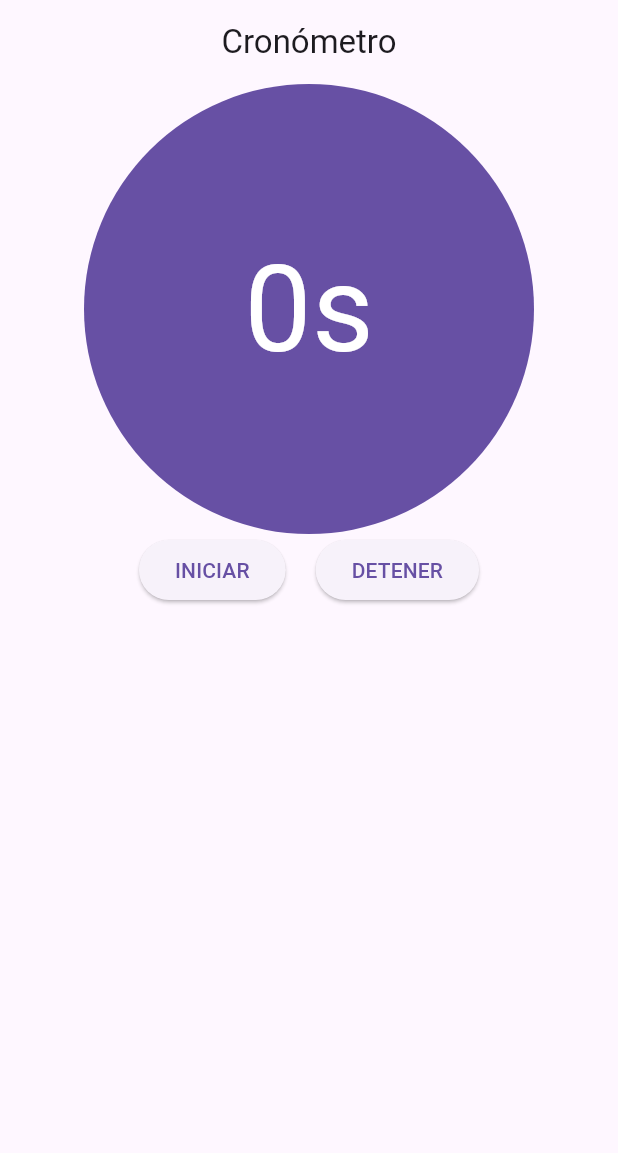
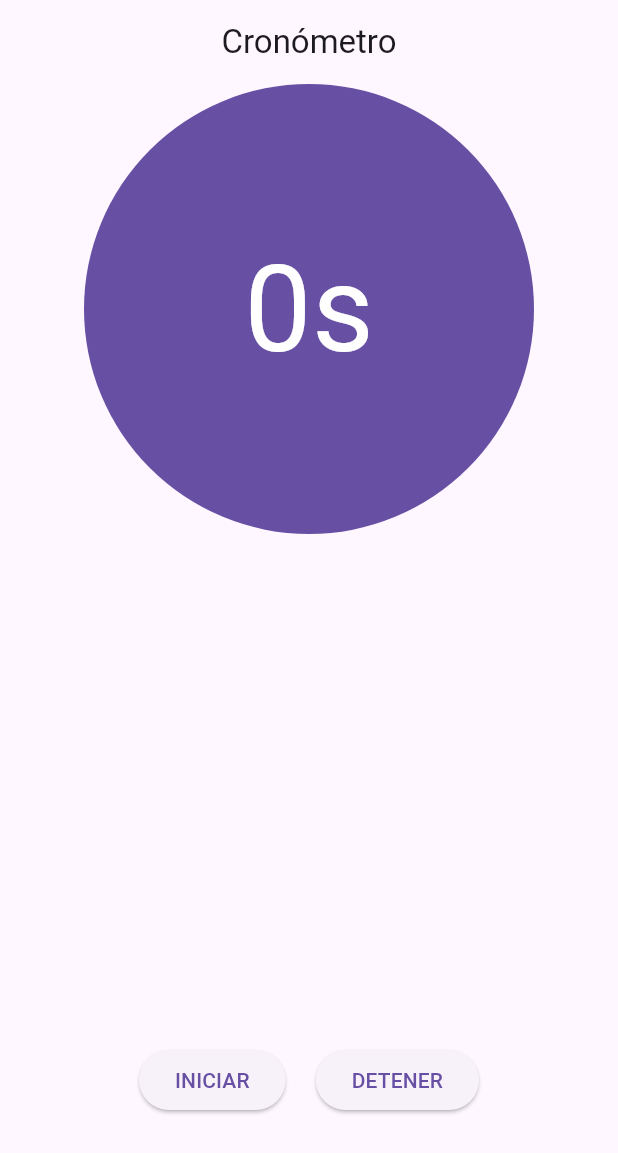
Before and after one commit to BionicHawk/cronometro, a Flutter app: the screen it shows after launch, after a tap on "DETENER", on a phone screen of 412 x 824 dp. Shown: the top 1153 px of the screen. Run offline on Flutter 3.47's test engine with Material 2 defaults, Android fonts, the phone set to English and light mode, and no system bars.

Commit message:
Modificación de pantalla e inplementación básica de funcionamiento

```diff
--- a/lib/main.dart
+++ b/lib/main.dart
@@ -2,6 +2,19 @@ import 'package:flutter/material.dart';
 
 // Entrada de la aplicación
 void main() => runApp(const MyApp());
+
+// Variable global de los segundos que se desplegarán en el cronómetro
+int seconds = 0;
+// Variable para detener el flujo del cronómetro
+bool start = false;
+// Listener del flujo
+Stream<int> _crono = timer();
+
+Stream<int> timer() {
+  return Stream.periodic(const Duration(seconds: 1), (value) {
+    return value;
+  });
+}
 
 // Pantalla principal del programa5
 class MyApp extends StatelessWidget {
@@ -41,32 +54,39 @@ class _CronometerState extends State<Cronometer> {
               color: Theme.of(context).primaryColor,
               height: 300,
               width: 300,
-              child: const Center(
+              child: Center(
                   child: Text(
-                "0s",
-                style: TextStyle(color: Colors.white, fontSize: 80),
+                "${seconds}s",
+                style: const TextStyle(color: Colors.white, fontSize: 80),
               )),
             ),
           ),
         ),
-         Row(
+        const Spacer(flex: 1),
+        Row(
           mainAxisAlignment: MainAxisAlignment.center,
           children: [
             ElevatedButton(
               onPressed: () {
                 // Lógica botón
+                start = true;
               },
-              child: Text("INICIAR"),
+              child: const Text("INICIAR"),
             ),
-            SizedBox(width: 20),
+            const SizedBox(width: 20),
             ElevatedButton(
               onPressed: () {
                 // Lógica botón
+                start = false;
+                seconds = 0;
+                setState(() {});
               },
-              child: Text("DETENER"),
+              child: const Text("DETENER"),
             ),
           ], //children
-        )
+        ),
+        const Padding(
+            padding: EdgeInsets.symmetric(vertical: 40, horizontal: 0))
       ],
     );
   }
```
